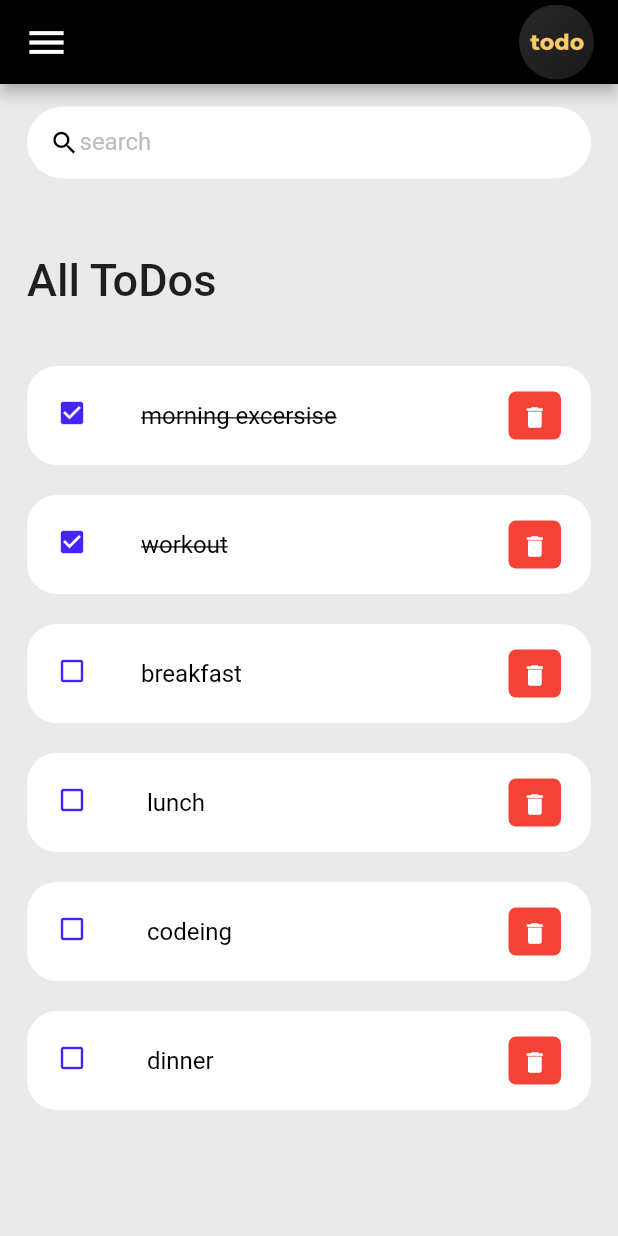
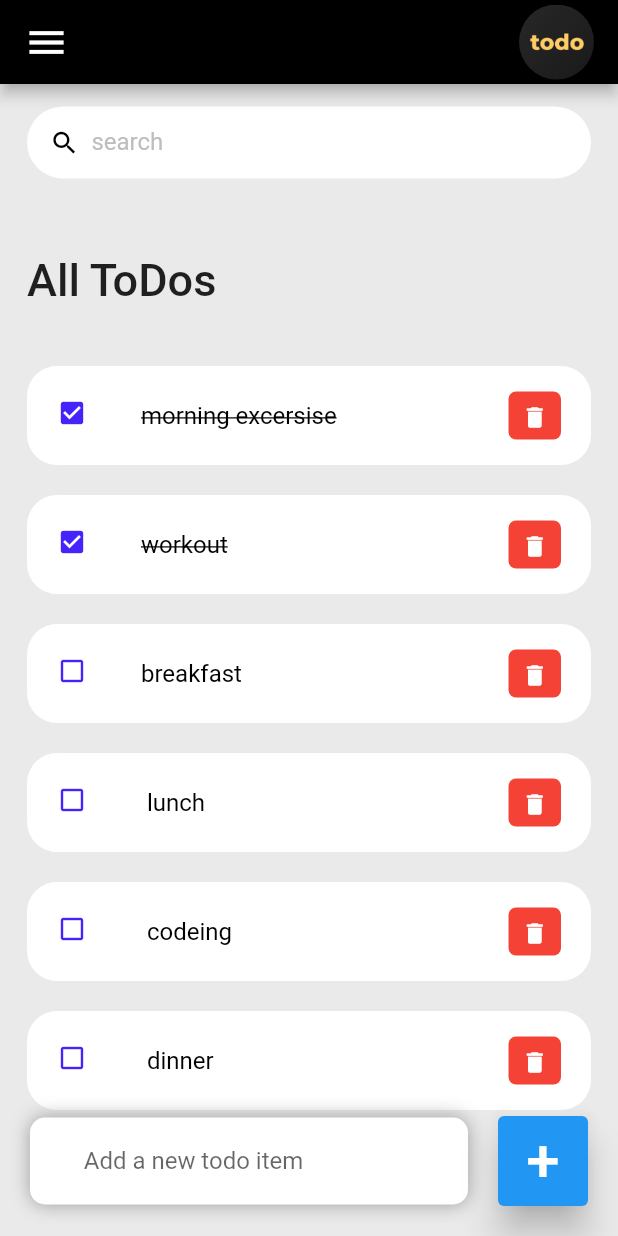
Before and after one commit to smlogsubramani/todo_app_flutter, a Flutter app: the screen it shows after launch, on a phone screen of 412 x 824 dp. Run offline on Flutter 3.47's test engine with Material 2 defaults, Android fonts, the phone set to English and light mode, and no system bars.

Commit message:
final commit

```diff
--- a/lib/models/todo.dart
+++ b/lib/models/todo.dart
@@ -17,11 +17,11 @@ class ToDo{
 static List<ToDo>  todoList(){
   return[
     ToDo(id: '01', todoText: 'morning excersise', isDone: true),
-    ToDo(id: '01', todoText: 'workout', isDone: true),
-    ToDo(id: '01', todoText: 'breakfast',),
-    ToDo(id: '01', todoText: ' lunch', ),
-    ToDo(id: '01', todoText: ' codeing', ),
-    ToDo(id: '01', todoText: ' dinner', ),
+    ToDo(id: '02', todoText: 'workout', isDone: true),
+    ToDo(id: '03', todoText: 'breakfast',),
+    ToDo(id: '04', todoText: ' lunch', ),
+    ToDo(id: '05', todoText: ' codeing', ),
+    ToDo(id: '06', todoText: ' dinner', ),
   ];
 }
 }
--- a/lib/screens/home.dart
+++ b/lib/screens/home.dart
@@ -5,9 +5,23 @@ import 'package:todoapp/widgets/todo_items.dart';
 // import 'package:todoapp/constants/colors.dart';
 import '../models/todo.dart';
 
-class Home extends StatelessWidget{
+class Home extends StatefulWidget{
 
+  @override
+  State<Home> createState() => _HomeState();
+}
+
+class _HomeState extends State<Home> {
   final todosList = ToDo.todoList();
+  List<ToDo> _foundToDo =[];
+  final _todoController = TextEditingController();
+
+@override
+  void initState() {
+    _foundToDo = todosList;
+    super.initState();
+  }
+
   @override
   Widget build(BuildContext context){
     return  Scaffold(
@@ -35,8 +49,12 @@ class Home extends StatelessWidget{
                           ),
                            ),
                         ),
-                        for (ToDo  todo in todosList)
-                       ToDoItem(todo: todo,),
+                        for (ToDo  todo in _foundToDo)
+                       ToDoItem(
+                        todo: todo,
+                        onToDoChanged: _handleToChange,
+                        onDeleteItem: _deleteToDoItem,
+                        ),
 
                       ],
 
@@ -50,12 +68,44 @@ class Home extends StatelessWidget{
         alignment: Alignment.bottomCenter,
         child: Row(children: [
           Expanded(child: Container(margin: EdgeInsets.only(bottom: 20,right: 20,left: 20,),
-          // decoration: BoxDecoration(
-          //   color: Colors.white,
-
-          // ),
+          padding: EdgeInsets.symmetric(horizontal:20, vertical: 5),
+          decoration: BoxDecoration(
+            color: Colors.white,
+            boxShadow:const [BoxShadow(
+              color: Colors.grey,
+              offset: Offset(0.0,0.0),
+              blurRadius: 10.0,
+              spreadRadius: 0.0,
+           )],
+           borderRadius: BorderRadius.circular(10),
+          ),
+          child: TextField(
+            controller: _todoController,
+            decoration: InputDecoration(
+              hintText: '    Add a new todo item',
+              border: InputBorder.none
+            ),
           ),
           ),
+          ),
+          Container(
+            margin: EdgeInsets.only(
+              bottom: 20,
+              right: 20,
+            ),
+            child: ElevatedButton(
+              child: Text('+',style: TextStyle(fontSize: 40,),),
+              onPressed: () {
+                _addToDOItem(_todoController.text);
+              },
+              style: ElevatedButton.styleFrom(
+                backgroundColor: Colors.blue,
+                minimumSize: Size(60,60),
+                elevation: 10,
+
+              ),
+            ),
+          )
         ]),
       ),
           ],
@@ -63,6 +113,42 @@ class Home extends StatelessWidget{
     );
   }
 
+  void _handleToChange(ToDo todo){
+    setState(() {
+      todo.isDone = !todo.isDone;
+    });
+  }
+
+  void _deleteToDoItem(String id){
+    setState(() {
+      todosList.removeWhere((item) => item.id == id);
+    });
+
+  }
+
+  void _addToDOItem(String toDo){
+    setState(() {
+      todosList.add(ToDo(id: DateTime.now().millisecondsSinceEpoch.toString(), todoText: toDo,));
+    });
+    _todoController.clear();
+  }
+
+  void _runFilter(String enteredKeyword){
+    List<ToDo> results = [];
+    if(enteredKeyword.isEmpty){
+      results = todosList;
+    }else{
+      results = todosList
+      .where((items) => items.todoText!
+      .toLowerCase()
+      .contains(enteredKeyword.toLowerCase()))
+      .toList();
+    }
+
+    setState(() {
+      _foundToDo = results;
+    });
+  }
   Widget searchBox(){
     return Container(
               padding: EdgeInsets.symmetric(horizontal: 15),
@@ -73,6 +159,7 @@ class Home extends StatelessWidget{
               ),
 
               child:TextField(
+                onChanged: (value)=> _runFilter(value),
                 decoration:InputDecoration(
                   contentPadding: EdgeInsets.all(0),
                   prefixIcon: Icon(Icons.search,
@@ -83,7 +170,7 @@ class Home extends StatelessWidget{
                     maxWidth: 25,
                   ),
                   border: InputBorder.none,
-                  hintText: 'search',
+                  hintText: '  search',
                   hintStyle: TextStyle(color: Color.fromARGB(255, 189, 189, 189),)
                 ),
               ),
@@ -113,5 +200,4 @@ class Home extends StatelessWidget{
       ]),
       );
   }
-
 }
--- a/lib/widgets/todo_items.dart
+++ b/lib/widgets/todo_items.dart
@@ -4,7 +4,9 @@ import 'package:flutter/material.dart';
 import '../models/todo.dart';
 class ToDoItem extends StatelessWidget{
   final ToDo todo;
-   const ToDoItem ({Key? key, required this.todo}) : super(key: key);
+  final onToDoChanged;
+  final onDeleteItem;
+   const ToDoItem ({Key? key, required this.todo, required this.onDeleteItem, this.onToDoChanged}) : super(key: key);
 
    @override
    Widget build(BuildContext context){
@@ -12,7 +14,8 @@ class ToDoItem extends StatelessWidget{
       padding: EdgeInsets.only(bottom: 20),
       child: ListTile(
       onTap: () {
-        print('clicked on the todo bar');
+        // print('clicked on the todo bar');
+        onToDoChanged(todo);
       },
         shape:RoundedRectangleBorder(
           borderRadius: BorderRadius.circular(20),
@@ -45,7 +48,8 @@ class ToDoItem extends StatelessWidget{
               iconSize: 18,
               icon: Icon(Icons.delete),
               onPressed: (){
-                 print('clicked on the delete button');
+                //  print('clicked on the delete button');
+                onDeleteItem(todo.id);
               },
             ),
            ),
```
